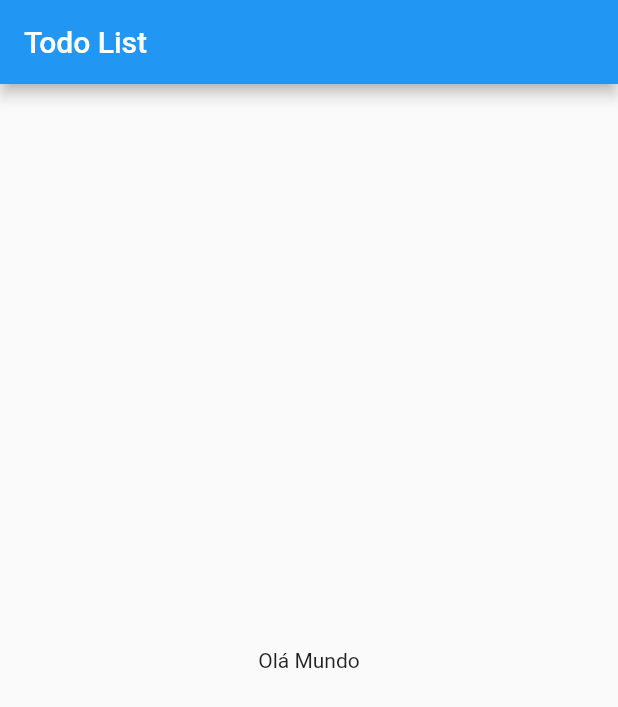
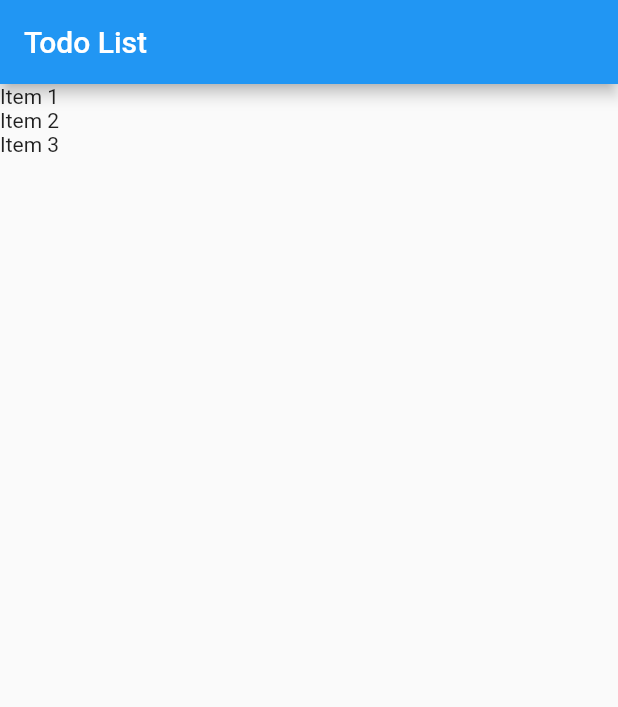
Before and after one commit to FelipeDias28/balta---Todo, a Flutter app: the screen it shows after launch, on a phone screen of 412 x 824 dp. Shown: the top 707 px of the screen. Run offline on Flutter 3.47's test engine with Material 2 defaults, Android fonts, the phone set to English and light mode, and no system bars.

Commit message:
criado uma lista de Item e um ListView

```diff
--- a/lib/main.dart
+++ b/lib/main.dart
@@ -1,4 +1,6 @@
 import 'package:flutter/material.dart';
+
+import 'models/item.dart';
 
 void main() {
   runApp(const MyApp());
@@ -14,24 +16,37 @@ class MyApp extends StatelessWidget {
       theme: ThemeData(
         primarySwatch: Colors.blue,
       ),
-      home: const HomePage(),
+      home: HomePage(),
     );
   }
 }
 
-class HomePage extends StatelessWidget {
-  const HomePage({Key? key}) : super(key: key);
+class HomePage extends StatefulWidget {
+  var items = <Item>[];
 
+  HomePage() {
+    items.add(Item(title: "Item 1", done: false));
+    items.add(Item(title: "Item 2", done: true));
+    items.add(Item(title: "Item 3", done: false));
+  }
+
+  @override
+  State<HomePage> createState() => _HomePageState();
+}
+
+class _HomePageState extends State<HomePage> {
   @override
   Widget build(BuildContext context) {
     return Scaffold(
       appBar: AppBar(
         title: const Text("Todo List"),
       ),
-      body: const SizedBox(
-        child: Center(
-          child: Text("Olá Mundo"),
-        ),
+      body: ListView.builder(
+        itemCount: widget.items.length, // Tamanho da lista em tempo de execução
+        itemBuilder: (context, index) {
+          // Como desenha esses itens na tela
+          return Text(widget.items[index].title ?? '');
+        },
       ),
     );
   }
```
